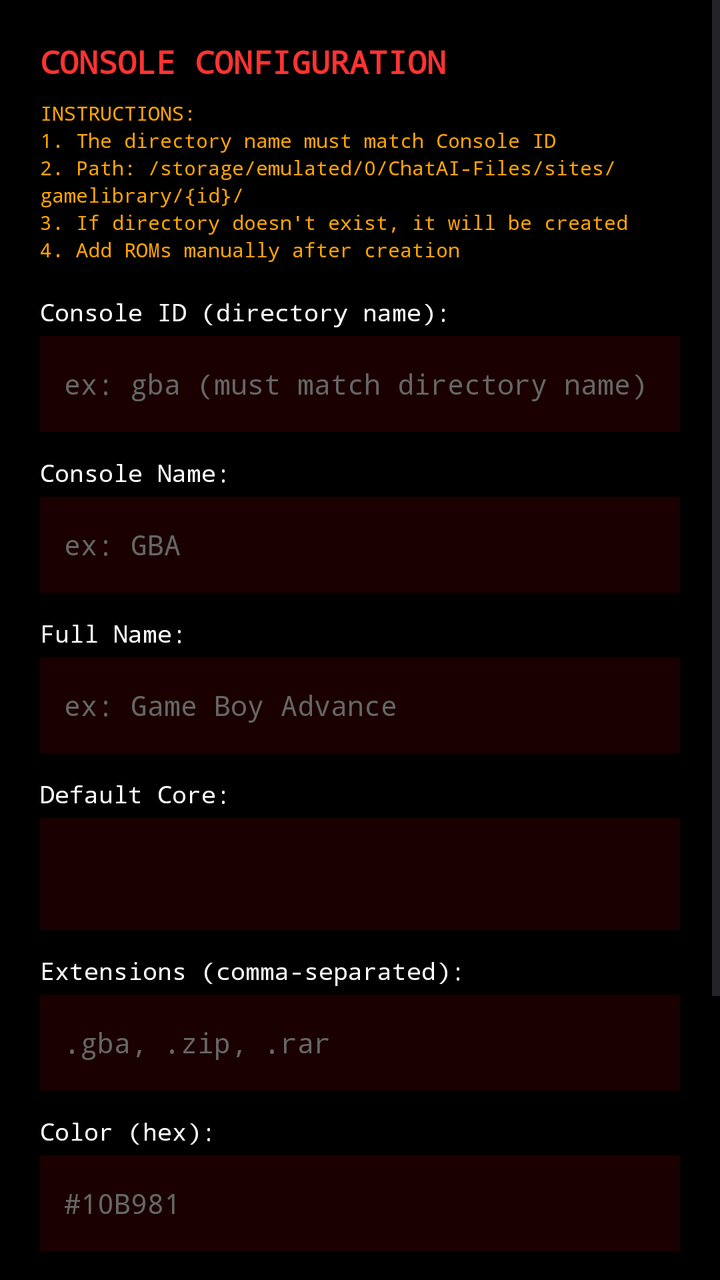
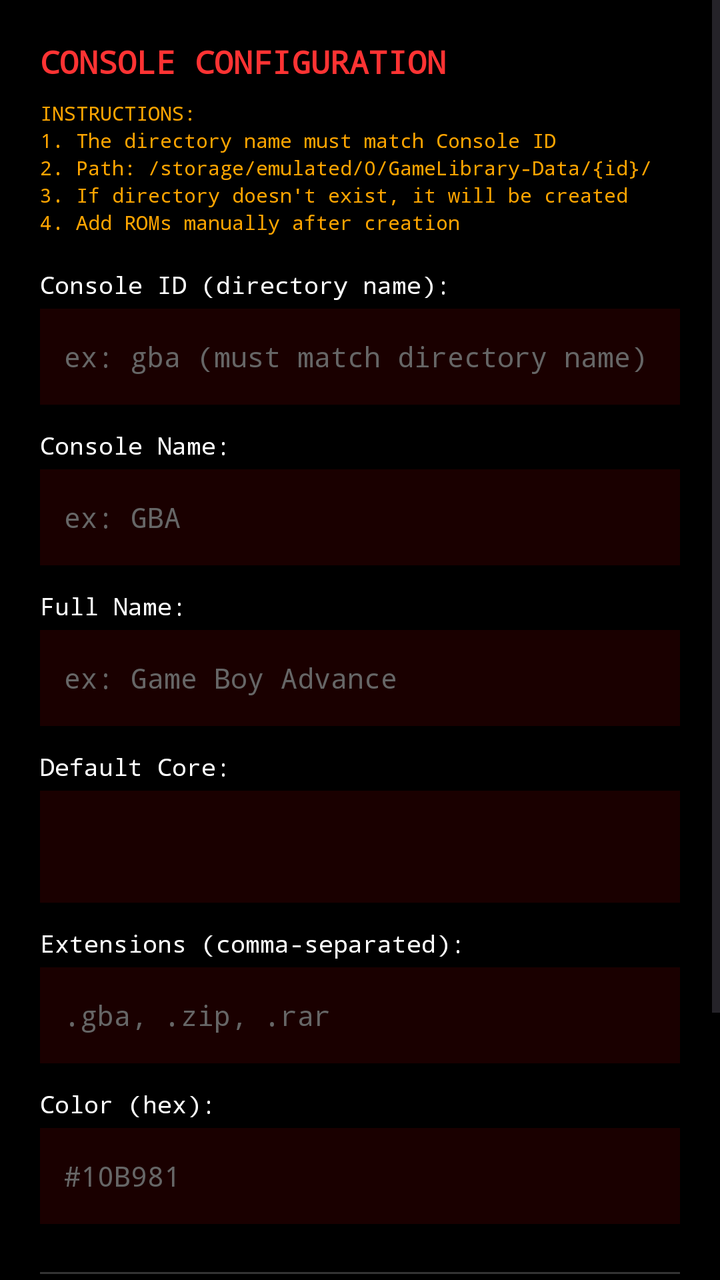

Before-and-after screenshots of an Android layout around one commit, followed by the original layout XML and the change that was made.
<!-- AndroidManifest.xml: application theme Theme.KITT -->
<!-- res/layout/dialog_edit_console.xml -->
<?xml version="1.0" encoding="utf-8"?>
<ScrollView xmlns:android="http://schemas.android.com/apk/res/android"
    android:layout_width="match_parent"
    android:layout_height="wrap_content"
    android:background="@color/kitt_black">

    <LinearLayout
        android:layout_width="match_parent"
        android:layout_height="wrap_content"
        android:orientation="vertical"
        android:padding="20dp">

        <TextView
            android:layout_width="match_parent"
            android:layout_height="wrap_content"
            android:text="CONSOLE CONFIGURATION"
            android:textSize="16sp"
            android:textColor="@color/kitt_red"
            android:fontFamily="monospace"
            android:textStyle="bold"
            android:layout_marginBottom="8dp" />

        <TextView
            android:layout_width="match_parent"
            android:layout_height="wrap_content"
            android:text="INSTRUCTIONS:\n1. The directory name must match Console ID\n2. Path: /storage/emulated/0/ChatAI-Files/sites/gamelibrary/{id}/\n3. If directory doesn't exist, it will be created\n4. Add ROMs manually after creation"
            android:textSize="10sp"
            android:textColor="#FFA500"
            android:fontFamily="monospace"
            android:lineSpacingExtra="2dp"
            android:layout_marginBottom="16dp" />

        
        <TextView
            android:layout_width="match_parent"
            android:layout_height="wrap_content"
            android:text="Console ID (directory name):"
            android:textSize="12sp"
            android:textColor="@android:color/white"
            android:fontFamily="monospace"
            android:layout_marginBottom="4dp" />

        <EditText
            android:id="@+id/consoleIdInput"
            android:layout_width="match_parent"
            android:layout_height="48dp"
            android:hint="ex: gba (must match directory name)"
            android:textSize="14sp"
            android:textColor="@color/kitt_red"
            android:textColorHint="#666666"
            android:fontFamily="monospace"
            android:background="@color/kitt_dark_red"
            android:padding="12dp"
            android:layout_marginBottom="12dp" />

        
        <TextView
            android:layout_width="match_parent"
            android:layout_height="wrap_content"
            android:text="Console Name:"
            android:textSize="12sp"
            android:textColor="@android:color/white"
            android:fontFamily="monospace"
            android:layout_marginBottom="4dp" />

        <EditText
            android:id="@+id/consoleNameInput"
            android:layout_width="match_parent"
            android:layout_height="48dp"
            android:hint="ex: GBA"
            android:textSize="14sp"
            android:textColor="@color/kitt_red"
            android:textColorHint="#666666"
            android:fontFamily="monospace"
            android:background="@color/kitt_dark_red"
            android:padding="12dp"
            android:layout_marginBottom="12dp" />

        
        <TextView
            android:layout_width="match_parent"
            android:layout_height="wrap_content"
            android:text="Full Name:"
            android:textSize="12sp"
            android:textColor="@android:color/white"
            android:fontFamily="monospace"
            android:layout_marginBottom="4dp" />

        <EditText
            android:id="@+id/consoleFullNameInput"
            android:layout_width="match_parent"
            android:layout_height="48dp"
            android:hint="ex: Game Boy Advance"
            android:textSize="14sp"
            android:textColor="@color/kitt_red"
            android:textColorHint="#666666"
            android:fontFamily="monospace"
            android:background="@color/kitt_dark_red"
            android:padding="12dp"
            android:layout_marginBottom="12dp" />

        
        <TextView
            android:layout_width="match_parent"
            android:layout_height="wrap_content"
            android:text="Default Core:"
            android:textSize="12sp"
            android:textColor="@android:color/white"
            android:fontFamily="monospace"
            android:layout_marginBottom="4dp" />

        <Spinner
            android:id="@+id/coreSpinnerDialog"
            android:layout_width="match_parent"
            android:layout_height="56dp"
            android:background="@color/kitt_dark_red"
            android:padding="8dp"
            android:popupBackground="@color/kitt_dark_red"
            android:layout_marginBottom="12dp" />

        
        <TextView
            android:layout_width="match_parent"
            android:layout_height="wrap_content"
            android:text="Extensions (comma-separated):"
            android:textSize="12sp"
            android:textColor="@android:color/white"
            android:fontFamily="monospace"
            android:layout_marginBottom="4dp" />

        <EditText
            android:id="@+id/extensionsInput"
            android:layout_width="match_parent"
            android:layout_height="48dp"
            android:hint=".gba, .zip, .rar"
            android:textSize="14sp"
            android:textColor="@color/kitt_red"
            android:textColorHint="#666666"
            android:fontFamily="monospace"
            android:background="@color/kitt_dark_red"
            android:padding="12dp"
            android:layout_marginBottom="12dp" />

        
        <TextView
            android:layout_width="match_parent"
            android:layout_height="wrap_content"
            android:text="Color (hex):"
            android:textSize="12sp"
            android:textColor="@android:color/white"
            android:fontFamily="monospace"
            android:layout_marginBottom="4dp" />

        <EditText
            android:id="@+id/colorInput"
            android:layout_width="match_parent"
            android:layout_height="48dp"
            android:hint="#10B981"
            android:textSize="14sp"
            android:textColor="@color/kitt_red"
            android:textColorHint="#666666"
            android:fontFamily="monospace"
            android:background="@color/kitt_dark_red"
            android:padding="12dp"
            android:layout_marginBottom="16dp" />

        
        <View
            android:layout_width="match_parent"
            android:layout_height="1dp"
            android:background="#333333"
            android:layout_marginTop="8dp"
            android:layout_marginBottom="16dp" />

        <TextView
            android:layout_width="match_parent"
            android:layout_height="wrap_content"
            android:text="ROM SCANNER"
            android:textSize="14sp"
            android:textColor="@color/kitt_red"
            android:fontFamily="monospace"
            android:textStyle="bold"
            android:layout_marginBottom="8dp" />

        <TextView
            android:layout_width="match_parent"
            android:layout_height="wrap_content"
            android:text="Automatically scan directory and create gamelist.json from detected ROMs. Images will be linked from media/box2d/ if available."
            android:textSize="10sp"
            android:textColor="#FFA500"
            android:fontFamily="monospace"
            android:lineSpacingExtra="2dp"
            android:layout_marginBottom="12dp" />

        <com.google.android.material.button.MaterialButton
            android:id="@+id/scannerButton"
            android:layout_width="match_parent"
            android:layout_height="56dp"
            android:text="SCANNER &amp; CREER GAMELIST.JSON"
            android:textSize="12sp"
            android:fontFamily="monospace"
            android:textStyle="bold"
            app:backgroundTint="#FFA500"
            android:textColor="@android:color/black"
            app:cornerRadius="8dp"
            xmlns:app="http://schemas.android.com/apk/res-auto" />
    </LinearLayout>
</ScrollView>
<!-- resources referenced by this layout -->
<resources>
  <color name="kitt_black">#000000</color>
  <color name="kitt_dark_red">#1a0000</color>
  <color name="kitt_red">#ff3333</color>
  <style name="Theme.KITT" parent="Base.Theme.KITT" />
  <style name="Base.Theme.KITT" parent="Theme.Material3.Light.NoActionBar">
          
          <item name="colorPrimary">@color/kitt_red</item>
          <item name="colorOnPrimary">@color/kitt_black</item>
          <item name="colorPrimaryContainer">@color/kitt_dark_red</item>
          <item name="colorOnPrimaryContainer">@color/kitt_black</item>
          <item name="colorSecondary">@color/kitt_red</item>
          <item name="colorOnSecondary">@color/kitt_black</item>
          <item name="colorSecondaryContainer">@color/kitt_red_alpha</item>
          <item name="colorOnSecondaryContainer">@color/kitt_black</item>
          <item name="colorTertiary">@color/kitt_red</item>
          <item name="colorOnTertiary">@color/kitt_black</item>
          <item name="colorTertiaryContainer">@color/kitt_red_alpha</item>
          <item name="colorOnTertiaryContainer">@color/kitt_black</item>
          <item name="colorError">@color/kitt_red</item>
          <item name="colorOnError">@color/kitt_black</item>
          <item name="colorErrorContainer">@color/kitt_red_alpha</item>
          <item name="colorOnErrorContainer">@color/kitt_black</item>
          <item name="colorSurface">@color/kitt_black</item>
          <item name="colorOnSurface">@color/kitt_red</item>
          <item name="colorSurfaceVariant">@color/kitt_gray</item>
          <item name="colorOnSurfaceVariant">@color/kitt_red</item>
          <item name="colorOutline">@color/kitt_red</item>
          <item name="colorOutlineVariant">@color/kitt_light_gray</item>
          <item name="colorSurfaceInverse">@color/kitt_red</item>
          <item name="colorOnSurfaceInverse">@color/kitt_black</item>
          <item name="colorPrimaryInverse">@color/kitt_red</item>
          
          
          <item name="android:windowBackground">@color/kitt_black</item>
          <item name="android:statusBarColor">@color/kitt_black</item>
          <item name="android:navigationBarColor">@color/kitt_black</item>
          <item name="android:windowLightStatusBar">false</item>
          <item name="android:windowLightNavigationBar">false</item>
          
          
          <item name="colorPrimaryVariant">@color/kitt_dark_red</item>
          <item name="colorSecondaryVariant">@color/kitt_red</item>
      </style>
  <color name="kitt_red_alpha">#1aff3333</color>
  <color name="kitt_gray">#333333</color>
  <color name="kitt_light_gray">#666666</color>
</resources>

<!-- the commit's change to res/layout/dialog_edit_console.xml (unified diff, before → after) -->
@@ -23,7 +23,7 @@
         <TextView
             android:layout_width="match_parent"
             android:layout_height="wrap_content"
-            android:text="INSTRUCTIONS:\n1. The directory name must match Console ID\n2. Path: /storage/emulated/0/ChatAI-Files/sites/gamelibrary/{id}/\n3. If directory doesn't exist, it will be created\n4. Add ROMs manually after creation"
+            android:text="INSTRUCTIONS:\n1. The directory name must match Console ID\n2. Path: /storage/emulated/0/GameLibrary-Data/{id}/\n3. If directory doesn't exist, it will be created\n4. Add ROMs manually after creation"
             android:textSize="10sp"
             android:textColor="#FFA500"
             android:fontFamily="monospace"
